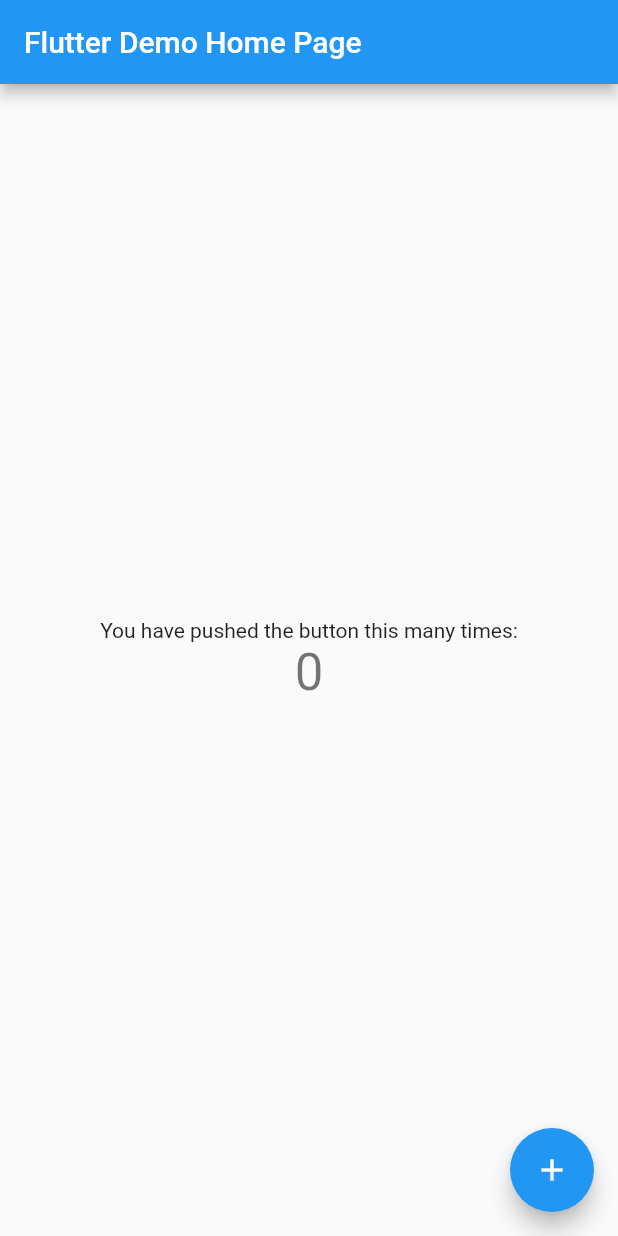
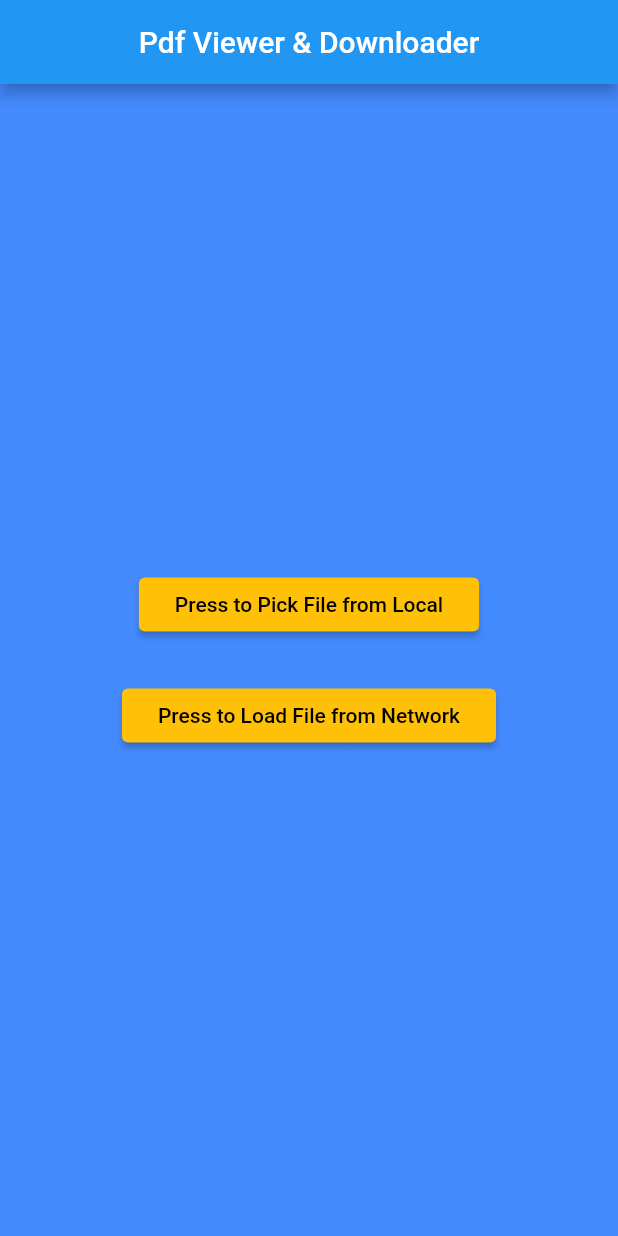
Before and after one commit to flutter-devs/pdf_viewer_and_downloader_example, a Flutter app: the screen it shows after launch, on a phone screen of 412 x 824 dp. Run offline on Flutter 3.47's test engine with Material 2 defaults, Android fonts, the phone set to English and light mode, and no system bars; our stand-ins replace dio, file_picker, permission_handler; missing offline and left inert: flutter_pdfview.

Commit message:
Pdf viewer and downloader

```diff
--- a/lib/main.dart
+++ b/lib/main.dart
@@ -1,4 +1,12 @@
+import 'package:flutter/foundation.dart';
 import 'package:flutter/material.dart';
+import 'dart:io';
+
+import 'package:file_picker/file_picker.dart';
+import 'package:path/path.dart';
+import 'package:path_provider/path_provider.dart';
+import 'package:pdf_viewer_and_downloader_example/pdf_viewer_page.dart';
+import 'package:http/http.dart' as http;
 
 void main() {
   runApp(const MyApp());
@@ -7,109 +15,130 @@
 class MyApp extends StatelessWidget {
   const MyApp({Key? key}) : super(key: key);
 
-  // This widget is the root of your application.
   @override
   Widget build(BuildContext context) {
     return MaterialApp(
+      debugShowCheckedModeBanner: false,
       title: 'Flutter Demo',
       theme: ThemeData(
-        // This is the theme of your application.
-        //
-        // Try running your application with "flutter run". You'll see the
-        // application has a blue toolbar. Then, without quitting the app, try
-        // changing the primarySwatch below to Colors.green and then invoke
-        // "hot reload" (press "r" in the console where you ran "flutter run",
-        // or simply save your changes to "hot reload" in a Flutter IDE).
-        // Notice that the counter didn't reset back to zero; the application
-        // is not restarted.
         primarySwatch: Colors.blue,
       ),
-      home: const MyHomePage(title: 'Flutter Demo Home Page'),
+      home: const MyHomePage(title: 'Pdf Viewer & Downloader'),
     );
   }
 }
 
 class MyHomePage extends StatefulWidget {
-  const MyHomePage({Key? key, required this.title}) : super(key: key);
-
-  // This widget is the home page of your application. It is stateful, meaning
-  // that it has a State object (defined below) that contains fields that affect
-  // how it looks.
-
-  // This class is the configuration for the state. It holds the values (in this
-  // case the title) provided by the parent (in this case the App widget) and
-  // used by the build method of the State. Fields in a Widget subclass are
-  // always marked "final".
-
-  final String title;
+  const MyHomePage({
+    Key? key,
+    required String title,
+  }) : super(key: key);
 
   @override
   State<MyHomePage> createState() => _MyHomePageState();
 }
 
 class _MyHomePageState extends State<MyHomePage> {
-  int _counter = 0;
-
-  void _incrementCounter() {
-    setState(() {
-      // This call to setState tells the Flutter framework that something has
-      // changed in this State, which causes it to rerun the build method below
-      // so that the display can reflect the updated values. If we changed
-      // _counter without calling setState(), then the build method would not be
-      // called again, and so nothing would appear to happen.
-      _counter++;
-    });
-  }
-
   @override
   Widget build(BuildContext context) {
-    // This method is rerun every time setState is called, for instance as done
-    // by the _incrementCounter method above.
-    //
-    // The Flutter framework has been optimized to make rerunning build methods
-    // fast, so that you can just rebuild anything that needs updating rather
-    // than having to individually change instances of widgets.
     return Scaffold(
       appBar: AppBar(
-        // Here we take the value from the MyHomePage object that was created by
-        // the App.build method, and use it to set our appbar title.
-        title: Text(widget.title),
+        title: const Center(
+          child: Text('Pdf Viewer & Downloader'),
+        ),
       ),
+      backgroundColor: Colors.blueAccent,
       body: Center(
-        // Center is a layout widget. It takes a single child and positions it
-        // in the middle of the parent.
         child: Column(
-          // Column is also a layout widget. It takes a list of children and
-          // arranges them vertically. By default, it sizes itself to fit its
-          // children horizontally, and tries to be as tall as its parent.
-          //
-          // Invoke "debug painting" (press "p" in the console, choose the
-          // "Toggle Debug Paint" action from the Flutter Inspector in Android
-          // Studio, or the "Toggle Debug Paint" command in Visual Studio Code)
-          // to see the wireframe for each widget.
-          //
-          // Column has various properties to control how it sizes itself and
-          // how it positions its children. Here we use mainAxisAlignment to
-          // center the children vertically; the main axis here is the vertical
-          // axis because Columns are vertical (the cross axis would be
-          // horizontal).
           mainAxisAlignment: MainAxisAlignment.center,
-          children: <Widget>[
-            const Text(
-              'You have pushed the button this many times:',
+          children: [
+            Padding(
+              padding: const EdgeInsets.all(8.0),
+              child: ElevatedButton(
+                style: ButtonStyle(
+                  backgroundColor:
+                      MaterialStateProperty.all<Color>(Colors.amber),
+                ),
+                onPressed: () async {
+                  String url = '';
+                  final file = await pickFile();
+                  if (file == null) return;
+                  openPdf(context, file, url);
+                },
+                child: const Padding(
+                  padding: EdgeInsets.all(8.0),
+                  child: Text(
+                    'Press to Pick File from Local',
+                    style: TextStyle(color: Colors.black),
+                  ),
+                ),
+              ),
             ),
-            Text(
-              '$_counter',
-              style: Theme.of(context).textTheme.headline4,
+            const SizedBox(height: 10),
+            Padding(
+              padding: const EdgeInsets.all(8.0),
+              child: ElevatedButton(
+                style: ButtonStyle(
+                  backgroundColor:
+                      MaterialStateProperty.all<Color>(Colors.amber),
+                ),
+                onPressed: () async {
+                  const url =
+                      "http://www.africau.edu/images/default/sample.pdf";
+                  final file = await loadPdfFromNetwork(url);
+                  openPdf(context, file, url);
+                },
+                child: const Padding(
+                  padding: EdgeInsets.all(8.0),
+                  child: Text(
+                    'Press to Load File from Network',
+                    style: TextStyle(color: Colors.black),
+                  ),
+                ),
+              ),
             ),
           ],
         ),
       ),
-      floatingActionButton: FloatingActionButton(
-        onPressed: _incrementCounter,
-        tooltip: 'Increment',
-        child: const Icon(Icons.add),
-      ), // This trailing comma makes auto-formatting nicer for build methods.
     );
   }
+
+  Future<File?> pickFile() async {
+    final result = await FilePicker.platform.pickFiles(
+      type: FileType.custom,
+      allowedExtensions: ['pdf'],
+    );
+    if (result == null) return null;
+    return File(result.paths.first ?? '');
+  }
+
+  Future<File> loadPdfFromNetwork(String url) async {
+    final response = await http.get(Uri.parse(url));
+    final bytes = response.bodyBytes;
+    return _storeFile(url, bytes);
+  }
+
+  Future<File> _storeFile(String url, List<int> bytes) async {
+    final filename = basename(url);
+    final dir = await getApplicationDocumentsDirectory();
+    final file = File('${dir.path}/$filename');
+    await file.writeAsBytes(bytes, flush: true);
+    if (kDebugMode) {
+      print('$file');
+    }
+    return file;
+  }
+
+  //final file = File('example.pdf');
+  //await file.writeAsBytes(await pdf.save());
+
+  void openPdf(BuildContext context, File file, String url) =>
+      Navigator.of(context).push(
+        MaterialPageRoute(
+          builder: (context) => PdfViewerPage(
+            file: file,
+            url: url,
+          ),
+        ),
+      );
 }
```
Also changed, not shown: lib/pdf_viewer_page.dart (added, +104 -0 lines), pubspec.yaml (+9 -0 lines), pubspec.lock, 2 other files.
